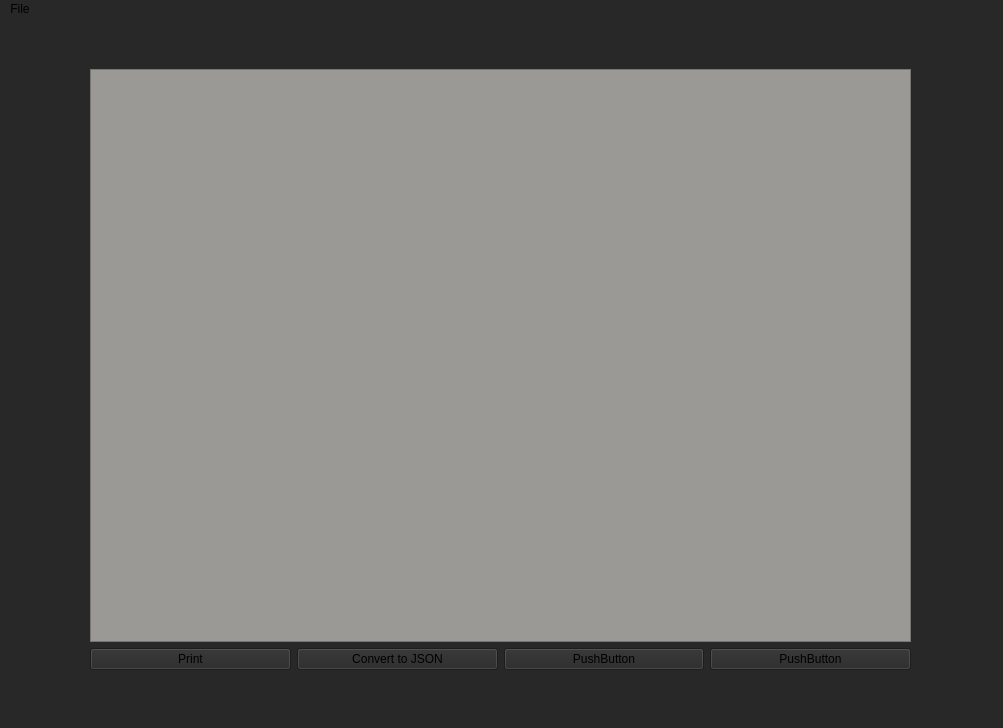
First picture: the form in mainwindow.ui, repository AhmedSaid3617/xml-parser-cpp, before the edit.
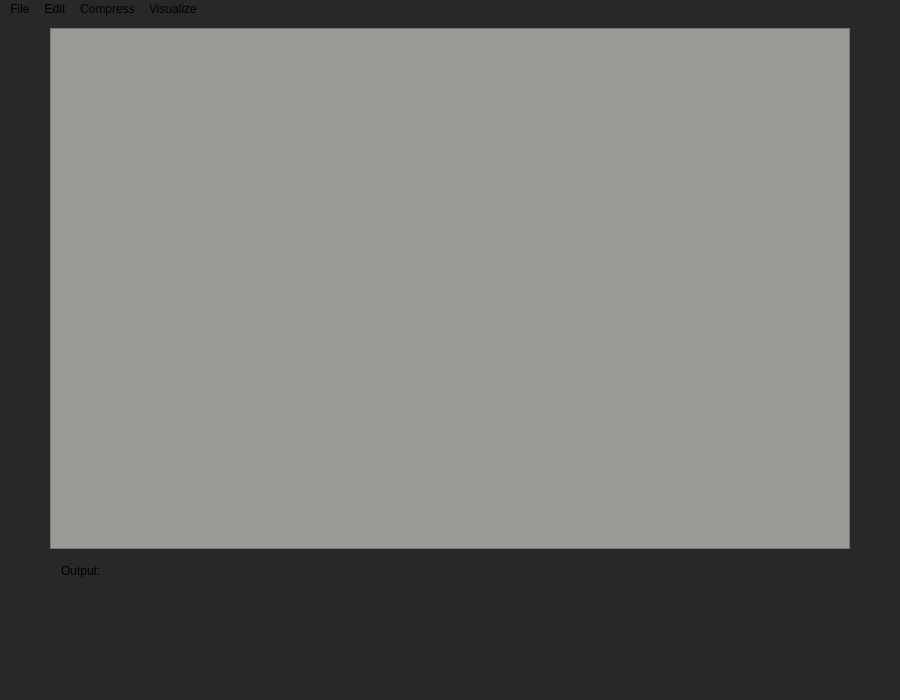
Second picture: the form after the edit.

Commit message: Added menu bar for different functions and confirmed UI can interface with them.

What changed in the file:
```diff
--- a/mainwindow.ui
+++ b/mainwindow.ui
@@ -6,9 +6,21 @@
    <rect>
     <x>0</x>
     <y>0</y>
+    <width>900</width>
+    <height>700</height>
+   </rect>
+  </property>
+  <property name="sizePolicy">
+   <sizepolicy hsizetype="Fixed" vsizetype="Fixed">
+    <horstretch>0</horstretch>
+    <verstretch>0</verstretch>
+   </sizepolicy>
+  </property>
+  <property name="maximumSize">
+   <size>
     <width>1003</width>
     <height>728</height>
-   </rect>
+   </size>
   </property>
   <property name="windowTitle">
    <string>MainWindow</string>
@@ -17,52 +29,44 @@
    <string notr="true">background-color: rgb(40, 40, 40);</string>
   </property>
   <widget class="QWidget" name="centralwidget">
-   <widget class="QWidget" name="layoutWidget">
+   <widget class="QLabel" name="constOutputLabel">
     <property name="geometry">
      <rect>
-      <x>90</x>
-      <y>50</y>
-      <width>821</width>
-      <height>601</height>
+      <x>61</x>
+      <y>541</y>
+      <width>64</width>
+      <height>22</height>
      </rect>
     </property>
-    <layout class="QGridLayout" name="gridLayout">
-     <item row="0" column="0" colspan="4">
-      <widget class="QTextEdit" name="textEdit">
-       <property name="styleSheet">
-        <string notr="true">background-color: rgb(154, 153, 150);</string>
-       </property>
-      </widget>
-     </item>
-     <item row="1" column="0">
-      <widget class="QPushButton" name="printButton">
-       <property name="text">
-        <string>Print</string>
-       </property>
-      </widget>
-     </item>
-     <item row="1" column="1">
-      <widget class="QPushButton" name="pushButton_4">
-       <property name="text">
-        <string>Convert to JSON</string>
-       </property>
-      </widget>
-     </item>
-     <item row="1" column="2">
-      <widget class="QPushButton" name="pushButton_3">
-       <property name="text">
-        <string>PushButton</string>
-       </property>
-      </widget>
-     </item>
-     <item row="1" column="3">
-      <widget class="QPushButton" name="pushButton_2">
-       <property name="text">
-        <string>PushButton</string>
-       </property>
-      </widget>
-     </item>
-    </layout>
+    <property name="text">
+     <string>Output:</string>
+    </property>
+   </widget>
+   <widget class="QLabel" name="outputLabel">
+    <property name="geometry">
+     <rect>
+      <x>50</x>
+      <y>569</y>
+      <width>800</width>
+      <height>71</height>
+     </rect>
+    </property>
+    <property name="text">
+     <string/>
+    </property>
+   </widget>
+   <widget class="QTextEdit" name="textEdit">
+    <property name="geometry">
+     <rect>
+      <x>50</x>
+      <y>9</y>
+      <width>800</width>
+      <height>521</height>
+     </rect>
+    </property>
+    <property name="styleSheet">
+     <string notr="true">background-color: rgb(154, 153, 150);</string>
+    </property>
    </widget>
   </widget>
   <widget class="QStatusBar" name="statusbar"/>
@@ -71,7 +75,7 @@
     <rect>
      <x>0</x>
      <y>0</y>
-     <width>1003</width>
+     <width>900</width>
      <height>27</height>
     </rect>
    </property>
@@ -83,7 +87,30 @@
     <addaction name="actionNew"/>
     <addaction name="actionSave"/>
    </widget>
+   <widget class="QMenu" name="menuCompression">
+    <property name="title">
+     <string>Edit</string>
+    </property>
+    <addaction name="actionCheck_for_errors"/>
+    <addaction name="actionConvert_to_JSON"/>
+    <addaction name="actionFormat"/>
+   </widget>
+   <widget class="QMenu" name="menuCompress">
+    <property name="title">
+     <string>Compress</string>
+    </property>
+    <addaction name="actionRemove_whitespaces"/>
+    <addaction name="actionCompress_file"/>
+   </widget>
+   <widget class="QMenu" name="menuVisualize">
+    <property name="title">
+     <string>Visualize</string>
+    </property>
+   </widget>
    <addaction name="menuFile"/>
+   <addaction name="menuCompression"/>
+   <addaction name="menuCompress"/>
+   <addaction name="menuVisualize"/>
   </widget>
   <action name="actionOpen">
    <property name="text">
```
Left out of the diff: 30 changed lines with no effect on the pictures. The commit also changes 2 other files.
